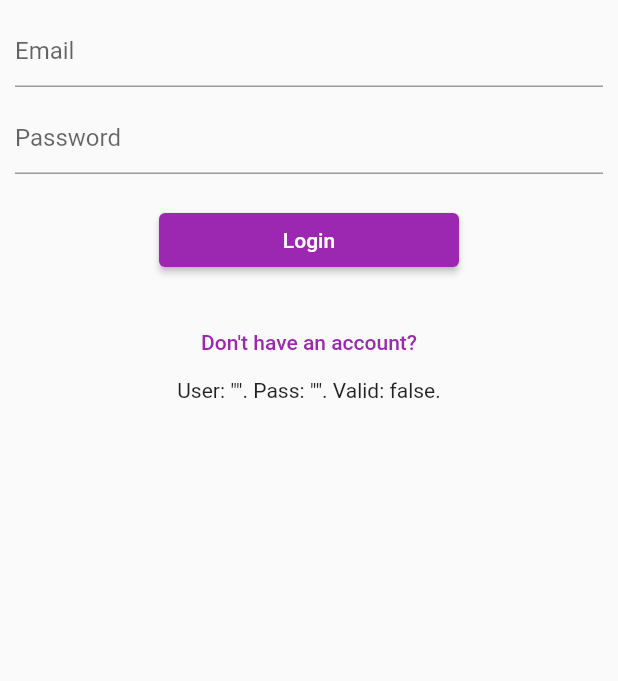
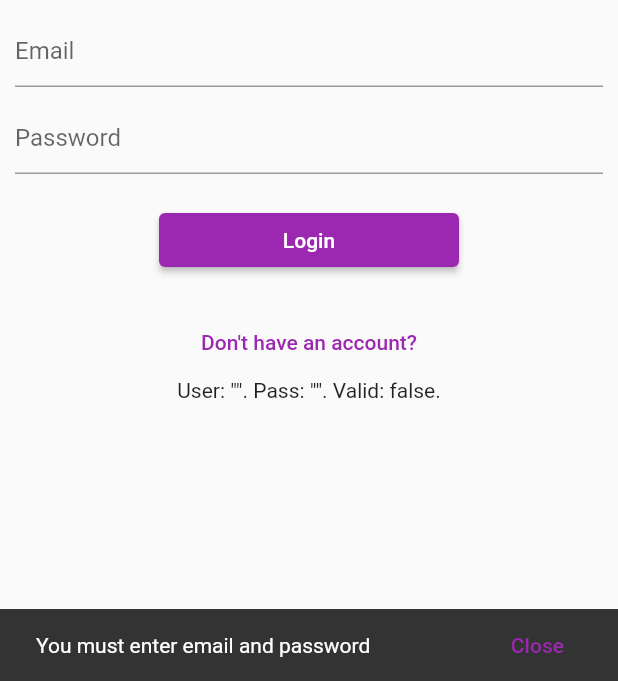
Before and after one commit to Ji2mys/ProyectoMyBooks, a Flutter app: the screen it shows after launch, after a tap on "Login", on a phone screen of 412 x 824 dp, the part 555-1236 px from its top. Run offline on Flutter 3.47's test engine with Material 2 defaults, Android fonts, the phone set to English and light mode, and no system bars; our stand-ins replace firebase_auth, firebase_core; accounts and stored records are empty; generated files the repository leaves out were written again.

Commit message:
Succesful register and login with exception handling

```diff
--- a/lib/pages/login_page.dart
+++ b/lib/pages/login_page.dart
@@ -1,5 +1,7 @@
 import 'package:flutter/material.dart';
+import 'package:my_books/main.dart';
 import 'package:my_books/pages/register_page.dart';
+import 'package:my_books/repositories/users_repository.dart';
 
 import '../models/user.dart';
 
@@ -11,6 +13,7 @@ class LoginPage extends StatefulWidget {
 }
 
 class _LoginPageState extends State<LoginPage> {
+  final usersRepository = UsersRepository();
   final _userInput = TextEditingController();
   final _passInput = TextEditingController();
   String _userData = '';
@@ -23,6 +26,42 @@ class _LoginPageState extends State<LoginPage> {
       }
     }
     return false;
+  }
+
+  void _validateUser() async {
+    if (_userInput.text.isEmpty || _passInput.text.isEmpty) {
+      showSnackBar("You must enter email and password");
+    } else {
+      var result = await usersRepository.loginUser(_userInput.text, _passInput.text);
+      String msg = "";
+      if (result == "invalid-email") {
+        msg = "Invalid email";
+      } else if (result == "wrong-password") {
+        msg = "Wrong email or password";
+      } else if (result == "network-request-failed") {
+        msg = "Check your network connection";
+      } else if (result == "user-not-found") {
+        msg = "There is no user with that email";
+      } else {
+        msg = "Welcome";
+        Navigator.pushReplacement(context, MaterialPageRoute(builder: (context) => const MyHomePage(title: "Home Page")));
+      }
+      showSnackBar(msg);
+    }
+  }
+
+  void showSnackBar(String message) {
+    final scaffold = ScaffoldMessenger.of(context);
+    scaffold.showSnackBar(
+        SnackBar(
+          content: Text(message),
+          action: SnackBarAction(
+            label: "Close",
+            onPressed: () => scaffold.hideCurrentSnackBar(),
+          ),
+          duration: const Duration(seconds: 10),
+        )
+    );
   }
 
   @override
@@ -84,6 +123,7 @@ class _LoginPageState extends State<LoginPage> {
                         _userData =
                             'User: "${_userInput.text}". Pass: "${_passInput.text}". Valid: ${_userInput.text == appUser.email && _passInput.text == appUser.password}.';
                       });
+                      _validateUser();
                     },
                     child: const Text('Login'),
                   ),
--- a/lib/pages/register_page.dart
+++ b/lib/pages/register_page.dart
@@ -1,4 +1,5 @@
 import 'package:flutter/material.dart';
+import 'package:my_books/pages/login_page.dart';
 import 'package:my_books/repositories/users_repository.dart';
 import '../models/user.dart';
 
@@ -34,6 +35,9 @@ class _RegisterPageState extends State<RegisterPage> {
   }
 
   void saveUser(User user) async {
+    if (_email.text.isEmpty || _pass.text.isEmpty) {
+      showSnackBar("Empty fields, try again");
+    } else {
       var result = await usersRepository.registerUser(user.email, user.password);
       String msg = "";
       if (result == "invalid-email") {
@@ -46,8 +50,10 @@ class _RegisterPageState extends State<RegisterPage> {
         msg = "Check your network connection";
       } else {
         msg = "Successful register";
+        Navigator.pushReplacement(context, MaterialPageRoute(builder: (context) => const LoginPage()));
       }
       showSnackBar(msg);
+    }
   }
 
   void showSnackBar(String message) {
```
Also changed, not shown: 1 other file. Lines whose indentation alone changed are shown as unchanged.
